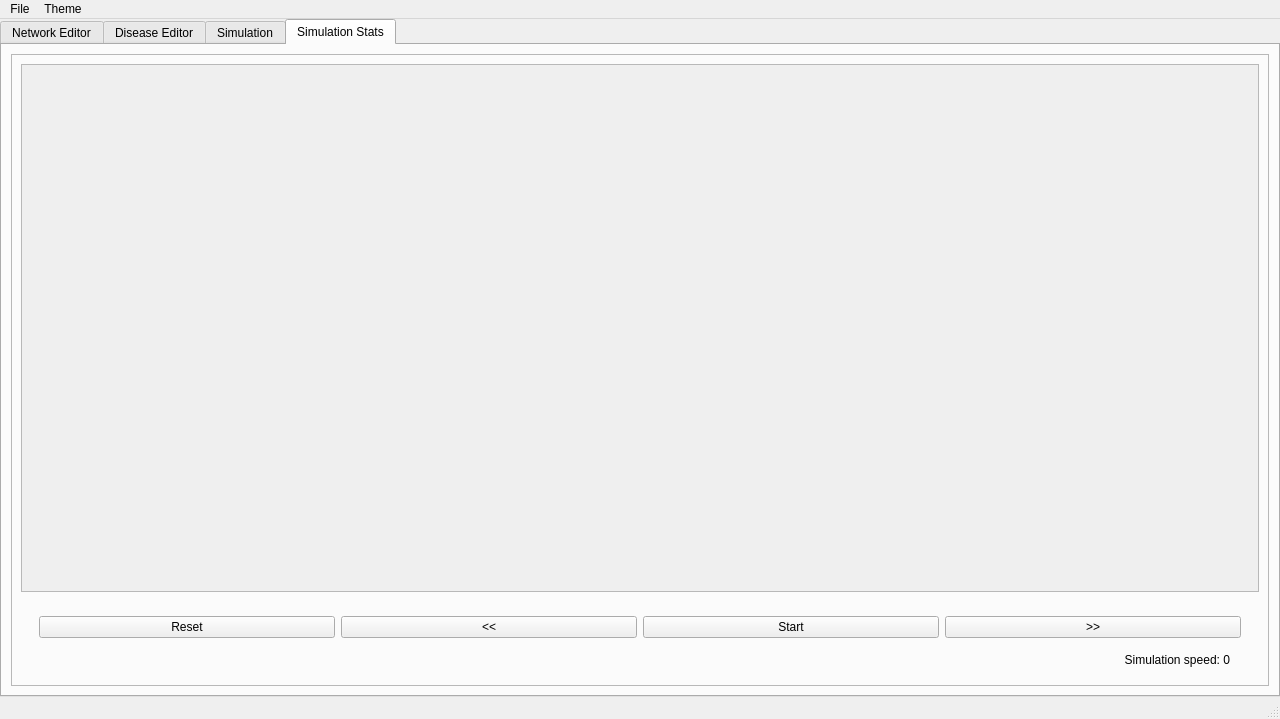
Before: the Qt Designer form qt/NetworkEdit/main.ui in Ayamur0/EpidemicsSimulator, drawn with Qt 5.
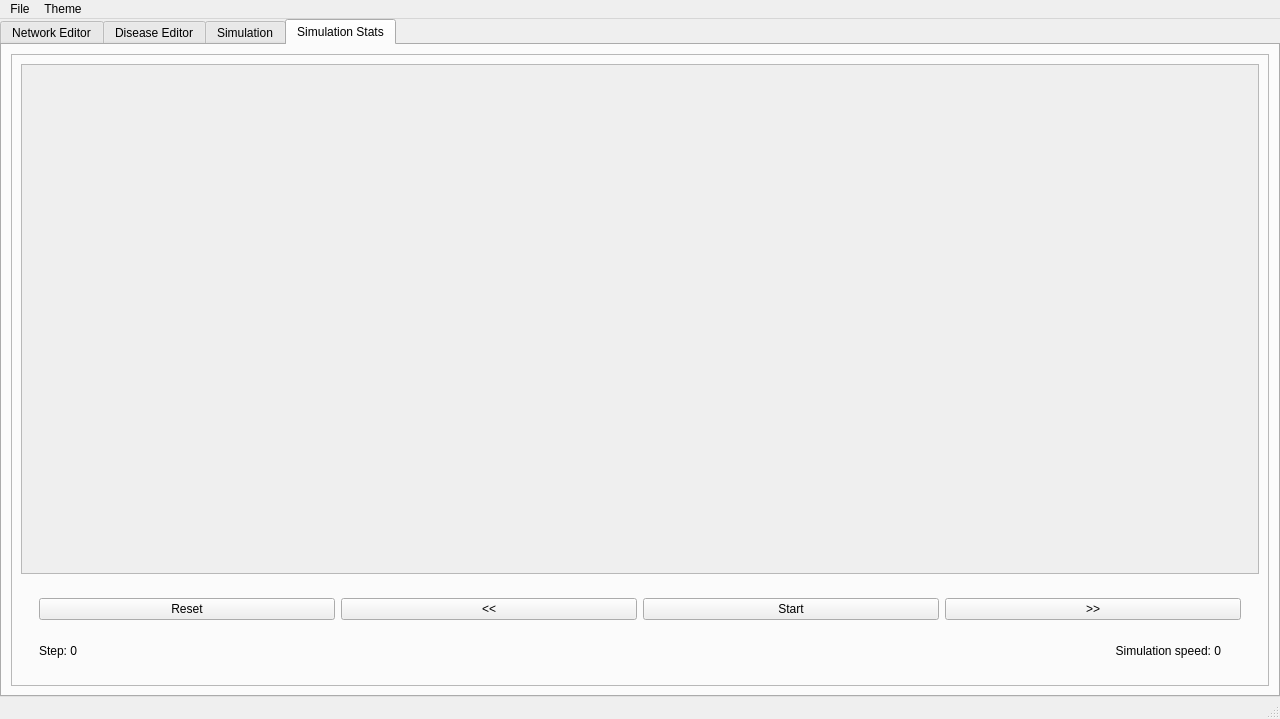
After: the same form once the commit is applied. The open tabs and pages were chosen to show the change.

Diff of the .ui file:
```diff
--- a/qt/NetworkEdit/main.ui
+++ b/qt/NetworkEdit/main.ui
@@ -443,7 +443,7 @@
                 <x>0</x>
                 <y>0</y>
                 <width>1234</width>
-                <height>528</height>
+                <height>510</height>
                </rect>
               </property>
               <layout class="QGridLayout" name="gridLayout_2"/>
@@ -488,6 +488,16 @@
                </widget>
               </item>
               <item>
+               <widget class="QWidget" name="info_widget" native="true">
+                <layout class="QHBoxLayout" name="horizontalLayout_6">
+                 <item>
+                  <widget class="QLabel" name="step_label">
+                   <property name="text">
+                    <string>Step: 0</string>
+                   </property>
+                  </widget>
+                 </item>
+                 <item>
                <widget class="QLabel" name="speed_label">
                 <property name="text">
                  <string>Simulation speed: 0</string>
@@ -498,6 +508,9 @@
                 <property name="indent">
                  <number>20</number>
                 </property>
+                  </widget>
+                 </item>
+                </layout>
                </widget>
               </item>
              </layout>
```
Left out of the diff: 2 changed lines with no effect on the pictures. Lines whose indentation alone changed are shown as unchanged.
